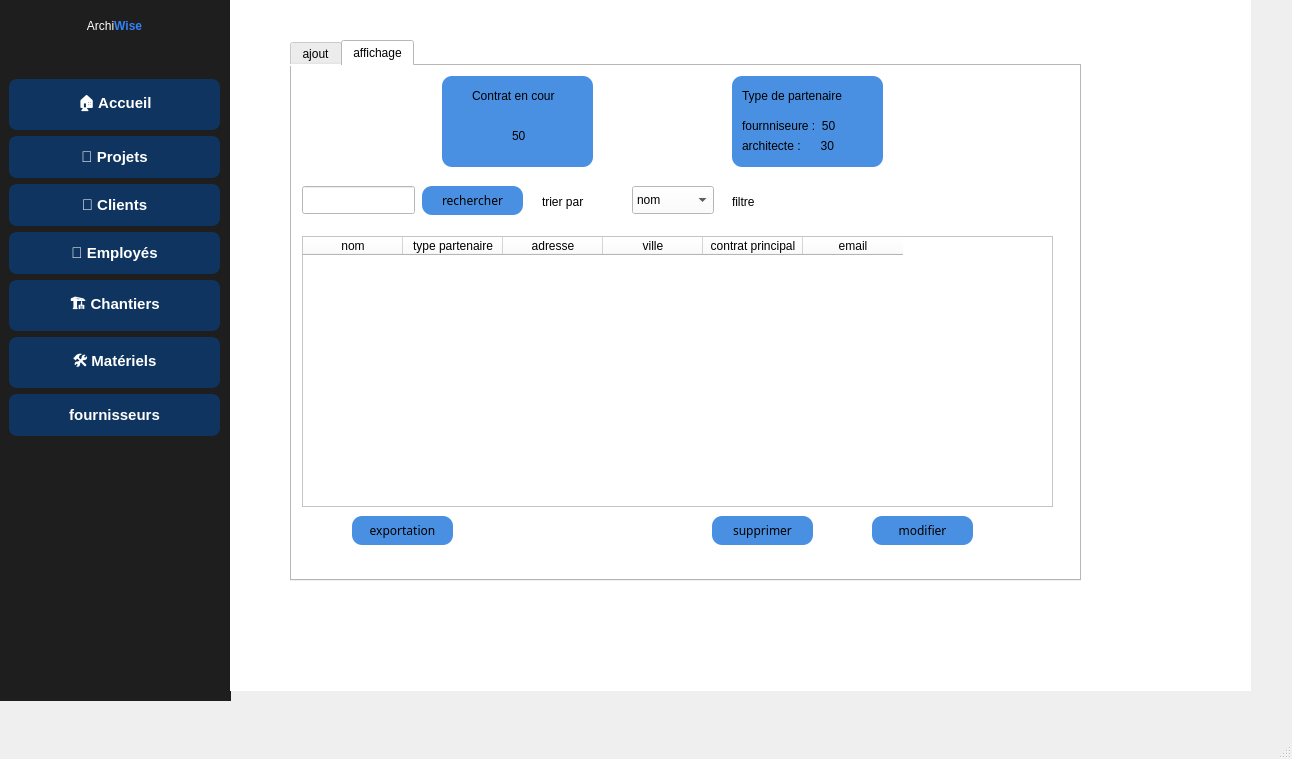
ProjetCPP2425/2a20-archiwise, file mainwindow.ui: the form before one commit.
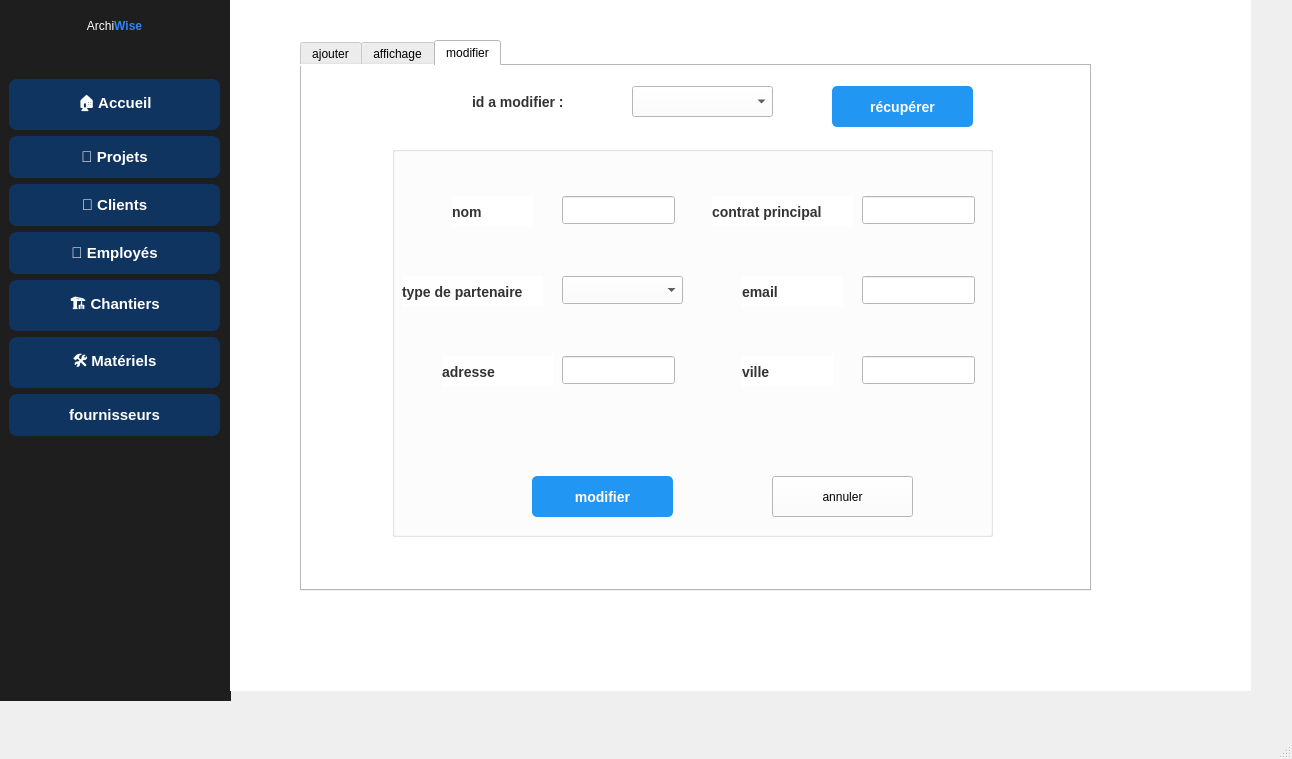
The form after the commit. Icons and pictures are not drawn.

The edit to the form file:
```diff
--- a/mainwindow.ui
+++ b/mainwindow.ui
@@ -1156,8 +1156,8 @@
      <widget class="QStackedWidget" name="stackedWidget_2">
       <property name="geometry">
        <rect>
-        <x>0</x>
-        <y>0</y>
+        <x>10</x>
+        <y>-10</y>
         <width>1021</width>
         <height>691</height>
        </rect>
@@ -1642,20 +1642,20 @@
         <property name="geometry">
          <rect>
           <x>60</x>
-          <y>40</y>
+          <y>50</y>
           <width>791</width>
-          <height>541</height>
+          <height>551</height>
          </rect>
         </property>
         <property name="whatsThis">
          <string/>
         </property>
         <property name="currentIndex">
-         <number>1</number>
+         <number>2</number>
         </property>
         <widget class="QWidget" name="ajout">
          <attribute name="title">
-          <string>ajout</string>
+          <string>ajouter</string>
          </attribute>
          <widget class="QGroupBox" name="groupBox_3">
           <property name="geometry">
@@ -2015,50 +2015,6 @@
          <attribute name="title">
           <string>affichage</string>
          </attribute>
-         <widget class="QTableWidget" name="tableWidget">
-          <property name="geometry">
-           <rect>
-            <x>10</x>
-            <y>170</y>
-            <width>751</width>
-            <height>271</height>
-           </rect>
-          </property>
-          <property name="styleSheet">
-           <string notr="true">background-color: rgb(255, 255, 255);
-color: rgb(0, 0, 0);</string>
-          </property>
-          <column>
-           <property name="text">
-            <string>nom</string>
-           </property>
-          </column>
-          <column>
-           <property name="text">
-            <string>type partenaire</string>
-           </property>
-          </column>
-          <column>
-           <property name="text">
-            <string>adresse</string>
-           </property>
-          </column>
-          <column>
-           <property name="text">
-            <string>ville</string>
-           </property>
-          </column>
-          <column>
-           <property name="text">
-            <string>contrat principal</string>
-           </property>
-          </column>
-          <column>
-           <property name="text">
-            <string>email</string>
-           </property>
-          </column>
-         </widget>
          <widget class="QLineEdit" name="lineEdit_22">
           <property name="geometry">
            <rect>
@@ -2126,66 +2082,6 @@
            <string>exportation</string>
           </property>
          </widget>
-         <widget class="QPushButton" name="pushButton_12">
-          <property name="geometry">
-           <rect>
-            <x>420</x>
-            <y>450</y>
-            <width>101</width>
-            <height>29</height>
-           </rect>
-          </property>
-          <property name="font">
-           <font>
-            <family>Segoe Print</family>
-           </font>
-          </property>
-          <property name="focusPolicy">
-           <enum>Qt::FocusPolicy::NoFocus</enum>
-          </property>
-          <property name="styleSheet">
-           <string notr="true">color: rgb(0, 0, 0);
-background-color: #4A90E2
-;
-border-radius:10px;</string>
-          </property>
-          <property name="text">
-           <string>supprimer</string>
-          </property>
-          <property name="iconSize">
-           <size>
-            <width>24</width>
-            <height>24</height>
-           </size>
-          </property>
-         </widget>
-         <widget class="QPushButton" name="pushButton_14">
-          <property name="geometry">
-           <rect>
-            <x>580</x>
-            <y>450</y>
-            <width>101</width>
-            <height>29</height>
-           </rect>
-          </property>
-          <property name="font">
-           <font>
-            <family>Segoe Print</family>
-           </font>
-          </property>
-          <property name="focusPolicy">
-           <enum>Qt::FocusPolicy::NoFocus</enum>
-          </property>
-          <property name="styleSheet">
-           <string notr="true">color: rgb(0, 0, 0);
-background-color: #4A90E2
-;
-border-radius:10px;</string>
-          </property>
-          <property name="text">
-           <string>modifier</string>
-          </property>
-         </widget>
          <widget class="QLabel" name="label_29">
           <property name="geometry">
            <rect>
@@ -2352,6 +2248,421 @@
             <string>architecte :      30</string>
            </property>
           </widget>
+         </widget>
+         <widget class="QTableView" name="tableView1">
+          <property name="geometry">
+           <rect>
+            <x>10</x>
+            <y>150</y>
+            <width>761</width>
+            <height>281</height>
+           </rect>
+          </property>
+         </widget>
+         <widget class="QPushButton" name="supprimerr">
+          <property name="geometry">
+           <rect>
+            <x>570</x>
+            <y>450</y>
+            <width>121</width>
+            <height>41</height>
+           </rect>
+          </property>
+          <property name="styleSheet">
+           <string notr="true">QPushButton {
+    background-color: #f44336; /* Fond rouge */
+    color: white; /* Texte blanc */
+    font-size: 14px; /* Taille de la police */
+    font-weight: bold; /* Texte en gras */
+    border: none; /* Pas de bordure */
+    border-radius: 5px; /* Coins arrondis */
+    padding: 10px 20px; /* Espace intérieur */
+border-radius:10px;
+}
+
+QPushButton:hover {
+    background-color: #d32f2f; /* Fond rouge foncé au survol */
+}
+
+QPushButton:pressed {
+    background-color: #b71c1c; /* Fond rouge très foncé au clic */
+}
+border-radius:10px;</string>
+          </property>
+          <property name="text">
+           <string>supprimer</string>
+          </property>
+         </widget>
+         <widget class="QLabel" name="label_41">
+          <property name="geometry">
+           <rect>
+            <x>260</x>
+            <y>460</y>
+            <width>141</width>
+            <height>31</height>
+           </rect>
+          </property>
+          <property name="styleSheet">
+           <string notr="true">QLabel {
+    font-size: 14px; /* Taille de la police */
+    font-weight: bold; /* Texte en gras */
+    color: #333333; /* Couleur du texte gris foncé */
+}</string>
+          </property>
+          <property name="text">
+           <string>id a supprimer :</string>
+          </property>
+         </widget>
+         <widget class="QComboBox" name="comboBoxPartenaires_2">
+          <property name="geometry">
+           <rect>
+            <x>400</x>
+            <y>460</y>
+            <width>141</width>
+            <height>31</height>
+           </rect>
+          </property>
+         </widget>
+        </widget>
+        <widget class="QWidget" name="tab">
+         <attribute name="title">
+          <string>modifier</string>
+         </attribute>
+         <widget class="QGroupBox" name="groupBox_4">
+          <property name="geometry">
+           <rect>
+            <x>90</x>
+            <y>80</y>
+            <width>601</width>
+            <height>391</height>
+           </rect>
+          </property>
+          <property name="styleSheet">
+           <string notr="true">background-color: rgb(255, 255, 255);</string>
+          </property>
+          <property name="title">
+           <string/>
+          </property>
+          <widget class="QLineEdit" name="nomInput">
+           <property name="geometry">
+            <rect>
+             <x>170</x>
+             <y>50</y>
+             <width>113</width>
+             <height>28</height>
+            </rect>
+           </property>
+           <property name="inputMask">
+            <string/>
+           </property>
+          </widget>
+          <widget class="QLineEdit" name="villeInput">
+           <property name="geometry">
+            <rect>
+             <x>470</x>
+             <y>210</y>
+             <width>113</width>
+             <height>28</height>
+            </rect>
+           </property>
+          </widget>
+          <widget class="QLineEdit" name="adresseInput">
+           <property name="geometry">
+            <rect>
+             <x>170</x>
+             <y>210</y>
+             <width>113</width>
+             <height>28</height>
+            </rect>
+           </property>
+          </widget>
+          <widget class="QLineEdit" name="contactPrincipalInput">
+           <property name="geometry">
+            <rect>
+             <x>470</x>
+             <y>50</y>
+             <width>113</width>
+             <height>28</height>
+            </rect>
+           </property>
+          </widget>
+          <widget class="QLineEdit" name="emailInput">
+           <property name="geometry">
+            <rect>
+             <x>470</x>
+             <y>130</y>
+             <width>113</width>
+             <height>28</height>
+            </rect>
+           </property>
+           <property name="inputMask">
+            <string/>
+           </property>
+           <property name="text">
+            <string/>
+           </property>
+          </widget>
+          <widget class="QLabel" name="label_25">
+           <property name="geometry">
+            <rect>
+             <x>60</x>
+             <y>50</y>
+             <width>81</width>
+             <height>31</height>
+            </rect>
+           </property>
+           <property name="styleSheet">
+            <string notr="true">QLabel {
+    font-size: 14px; /* Taille de la police */
+    font-weight: bold; /* Texte en gras */
+    color: #333333; /* Couleur du texte gris foncé */
+}</string>
+           </property>
+           <property name="text">
+            <string>nom</string>
+           </property>
+          </widget>
+          <widget class="QPushButton" name="modifier">
+           <property name="geometry">
+            <rect>
+             <x>140</x>
+             <y>330</y>
+             <width>141</width>
+             <height>41</height>
+            </rect>
+           </property>
+           <property name="styleSheet">
+            <string notr="true">QPushButton {
+    background-color: #2196f3; /* Fond bleu */
+    color: white; /* Texte blanc */
+    font-size: 14px; /* Taille de la police */
+    font-weight: bold; /* Texte en gras */
+    border: none; /* Pas de bordure */
+    border-radius: 5px; /* Coins arrondis */
+    padding: 10px 20px; /* Espace intérieur */
+}
+
+QPushButton:hover {
+    background-color: #1976d2; /* Fond bleu foncé au survol */
+}
+
+QPushButton:pressed {
+    background-color: #0d47a1; /* Fond bleu très foncé au clic */
+}</string>
+           </property>
+           <property name="text">
+            <string>modifier</string>
+           </property>
+          </widget>
+          <widget class="QPushButton" name="annuler_modification">
+           <property name="geometry">
+            <rect>
+             <x>380</x>
+             <y>330</y>
+             <width>141</width>
+             <height>41</height>
+            </rect>
+           </property>
+           <property name="styleSheet">
+            <string notr="true">QPushButton {
+    background-color: #f44336; /* Fond rouge */
+    color: white; /* Texte blanc */
+    font-size: 14px; /* Taille de la police */
+    font-weight: bold; /* Texte en gras */
+    border: none; /* Pas de bordure */
+    border-radius: 5px; /* Coins arrondis */
+    padding: 10px 20px; /* Espace intérieur */
+}
+
+QPushButton:hover {
+    background-color: #d32f2f; /* Fond rouge foncé au survol */
+}
+
+QPushButton:pressed {
+    background-color: #b71c1c; /* Fond rouge très foncé au clic */
+}
+border-radius:10px;</string>
+           </property>
+           <property name="text">
+            <string>annuler</string>
+           </property>
+          </widget>
+          <widget class="QLabel" name="label_26">
+           <property name="geometry">
+            <rect>
+             <x>10</x>
+             <y>130</y>
+             <width>141</width>
+             <height>31</height>
+            </rect>
+           </property>
+           <property name="styleSheet">
+            <string notr="true">QLabel {
+    font-size: 14px; /* Taille de la police */
+    font-weight: bold; /* Texte en gras */
+    color: #333333; /* Couleur du texte gris foncé */
+}</string>
+           </property>
+           <property name="text">
+            <string>type de partenaire</string>
+           </property>
+          </widget>
+          <widget class="QLabel" name="label_28">
+           <property name="geometry">
+            <rect>
+             <x>320</x>
+             <y>50</y>
+             <width>141</width>
+             <height>31</height>
+            </rect>
+           </property>
+           <property name="styleSheet">
+            <string notr="true">QLabel {
+    font-size: 14px; /* Taille de la police */
+    font-weight: bold; /* Texte en gras */
+    color: #333333; /* Couleur du texte gris foncé */
+}</string>
+           </property>
+           <property name="text">
+            <string>contrat principal</string>
+           </property>
+          </widget>
+          <widget class="QLabel" name="label_36">
+           <property name="geometry">
+            <rect>
+             <x>350</x>
+             <y>210</y>
+             <width>91</width>
+             <height>31</height>
+            </rect>
+           </property>
+           <property name="styleSheet">
+            <string notr="true">QLabel {
+    font-size: 14px; /* Taille de la police */
+    font-weight: bold; /* Texte en gras */
+    color: #333333; /* Couleur du texte gris foncé */
+}</string>
+           </property>
+           <property name="text">
+            <string>ville</string>
+           </property>
+          </widget>
+          <widget class="QLabel" name="label_37">
+           <property name="geometry">
+            <rect>
+             <x>50</x>
+             <y>210</y>
+             <width>111</width>
+             <height>31</height>
+            </rect>
+           </property>
+           <property name="styleSheet">
+            <string notr="true">QLabel {
+    font-size: 14px; /* Taille de la police */
+    font-weight: bold; /* Texte en gras */
+    color: #333333; /* Couleur du texte gris foncé */
+}</string>
+           </property>
+           <property name="text">
+            <string>adresse</string>
+           </property>
+          </widget>
+          <widget class="QLabel" name="label_39">
+           <property name="geometry">
+            <rect>
+             <x>350</x>
+             <y>130</y>
+             <width>101</width>
+             <height>31</height>
+            </rect>
+           </property>
+           <property name="styleSheet">
+            <string notr="true">QLabel {
+    font-size: 14px; /* Taille de la police */
+    font-weight: bold; /* Texte en gras */
+    color: #333333; /* Couleur du texte gris foncé */
+}</string>
+           </property>
+           <property name="text">
+            <string>email</string>
+           </property>
+          </widget>
+          <widget class="QComboBox" name="typePartenaireInput">
+           <property name="geometry">
+            <rect>
+             <x>170</x>
+             <y>130</y>
+             <width>121</width>
+             <height>28</height>
+            </rect>
+           </property>
+           <property name="styleSheet">
+            <string notr="true">background-color: rgb(255, 255, 255);
+color: rgb(0, 0, 0);</string>
+           </property>
+          </widget>
+         </widget>
+         <widget class="QLabel" name="label_40">
+          <property name="geometry">
+           <rect>
+            <x>170</x>
+            <y>20</y>
+            <width>141</width>
+            <height>31</height>
+           </rect>
+          </property>
+          <property name="styleSheet">
+           <string notr="true">QLabel {
+    font-size: 14px; /* Taille de la police */
+    font-weight: bold; /* Texte en gras */
+    color: #333333; /* Couleur du texte gris foncé */
+}</string>
+          </property>
+          <property name="text">
+           <string>id a modifier :</string>
+          </property>
+         </widget>
+         <widget class="QPushButton" name="recuperer">
+          <property name="geometry">
+           <rect>
+            <x>530</x>
+            <y>20</y>
+            <width>141</width>
+            <height>41</height>
+           </rect>
+          </property>
+          <property name="styleSheet">
+           <string notr="true">QPushButton {
+    background-color: #2196f3; /* Fond bleu */
+    color: white; /* Texte blanc */
+    font-size: 14px; /* Taille de la police */
+    font-weight: bold; /* Texte en gras */
+    border: none; /* Pas de bordure */
+    border-radius: 5px; /* Coins arrondis */
+    padding: 10px 20px; /* Espace intérieur */
+}
+
+QPushButton:hover {
+    background-color: #1976d2; /* Fond bleu foncé au survol */
+}
+
+QPushButton:pressed {
+    background-color: #0d47a1; /* Fond bleu très foncé au clic */
+}</string>
+          </property>
+          <property name="text">
+           <string>récupérer</string>
+          </property>
+         </widget>
+         <widget class="QComboBox" name="comboBoxPartenaires">
+          <property name="geometry">
+           <rect>
+            <x>330</x>
+            <y>20</y>
+            <width>141</width>
+            <height>31</height>
+           </rect>
+          </property>
          </widget>
         </widget>
        </widget>
```
Left out of the diff: 130 changed lines with no effect on the pictures.
